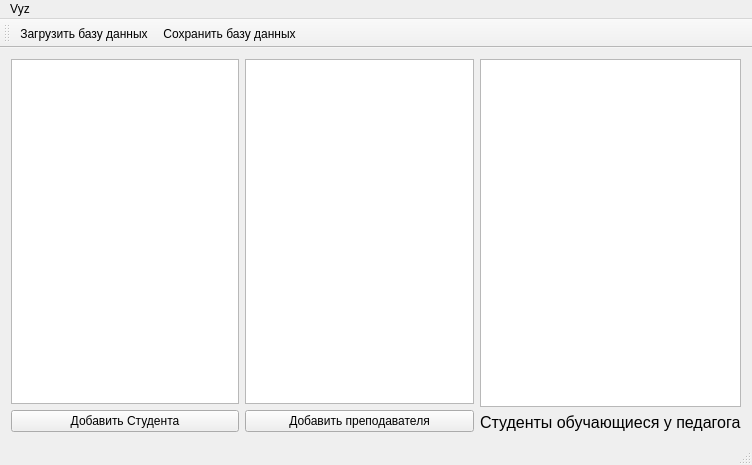
Before: the Qt Designer form mainwindow.ui in Lordick222/BdVyz, drawn with Qt 5.
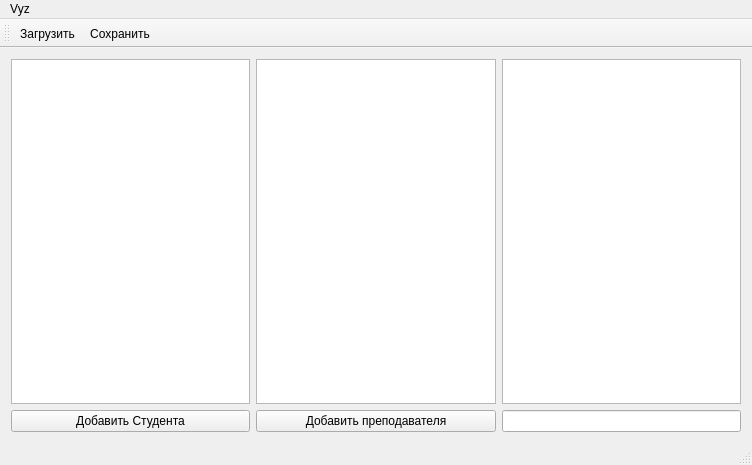
After: the same form once the commit is applied. Icons and pictures are not drawn.

```diff
--- a/mainwindow.ui
+++ b/mainwindow.ui
@@ -49,24 +49,7 @@
        <widget class="QTableWidget" name="tableWidget"/>
       </item>
       <item>
-       <widget class="QLabel" name="label">
-        <property name="font">
-         <font>
-          <pointsize>12</pointsize>
-          <weight>50</weight>
-          <bold>false</bold>
-         </font>
-        </property>
-        <property name="frameShape">
-         <enum>QFrame::NoFrame</enum>
-        </property>
-        <property name="frameShadow">
-         <enum>QFrame::Sunken</enum>
-        </property>
-        <property name="text">
-         <string>Студенты обучающиеся у педагога</string>
-        </property>
-       </widget>
+       <widget class="QLineEdit" name="lineEdit"/>
       </item>
      </layout>
     </item>
@@ -97,26 +80,34 @@
    <attribute name="toolBarBreak">
     <bool>false</bool>
    </attribute>
-   <addaction name="action"/>
    <addaction name="action_2"/>
+   <addaction name="action"/>
   </widget>
   <widget class="QStatusBar" name="statusBar"/>
-  <action name="action">
-   <property name="icon">
-    <iconset resource="resources.qrc">
-     <normaloff>:/icons/icons/icons8-файл-32.png</normaloff>:/icons/icons/icons8-файл-32.png</iconset>
-   </property>
-   <property name="text">
-    <string>Загрузить базу данных</string>
-   </property>
-  </action>
   <action name="action_2">
    <property name="icon">
     <iconset resource="resources.qrc">
      <normaloff>:/icons/icons/icons8-коробка-32.png</normaloff>:/icons/icons/icons8-коробка-32.png</iconset>
    </property>
    <property name="text">
-    <string>Сохранить базу данных</string>
+    <string>Загрузить</string>
+   </property>
+   <property name="toolTip">
+    <string>Загрузить</string>
+   </property>
+  </action>
+  <action name="action">
+   <property name="icon">
+    <iconset resource="resources.qrc">
+     <normaloff>:/icons/icons/icons8-файл-32.png</normaloff>:/icons/icons/icons8-файл-32.png</iconset>
+   </property>
+   <property name="text">
+    <string>Сохранить</string>
+   </property>
+  </action>
+  <action name="actionInfo">
+   <property name="text">
+    <string>Info</string>
    </property>
   </action>
  </widget>
```
Left out of the diff: 3 changed lines with no effect on the pictures.
